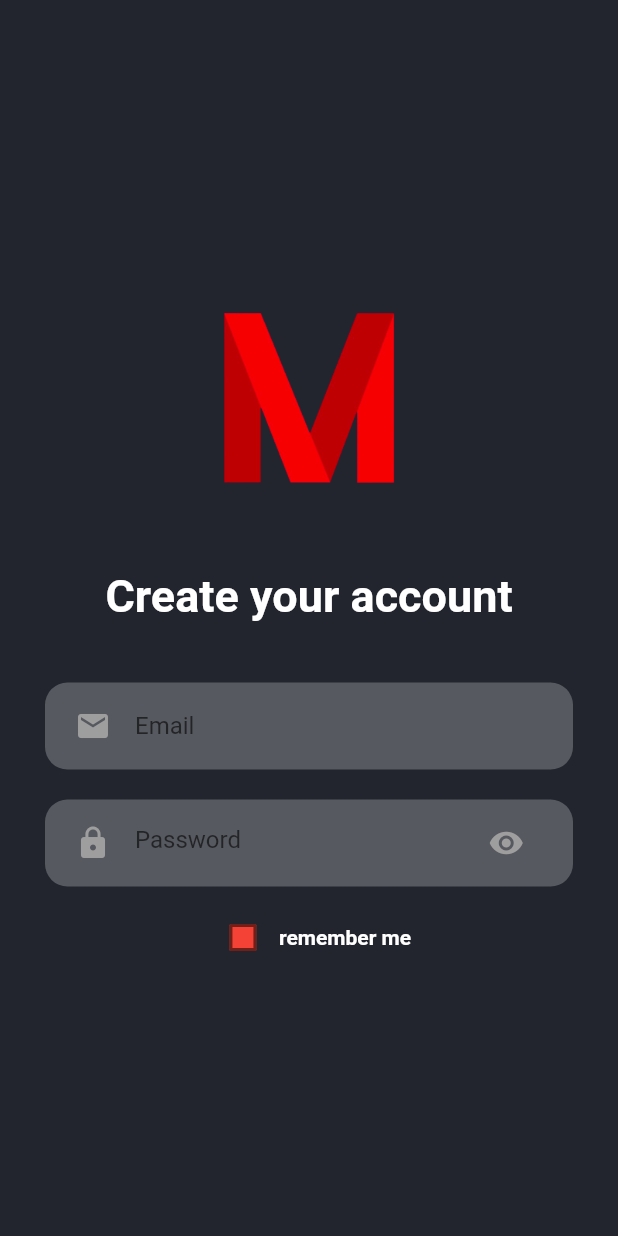
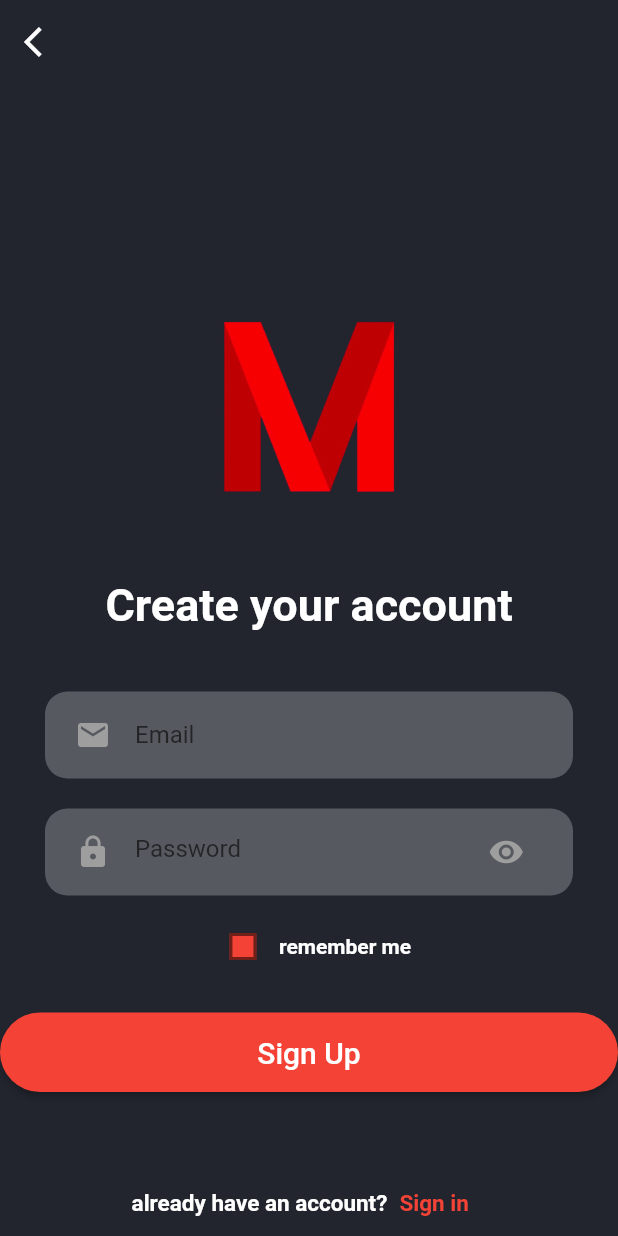
Before and after one commit to halitomer/movie_app, a Flutter app: the SignUp screen opened directly, on a phone screen of 412 x 824 dp. Run offline on Flutter 3.47's test engine with Material 2 defaults, Android fonts, the light colour scheme and no system bars; our stand-ins replace loading_animation_widget, smooth_page_indicator.

Commit message:
add back  and sign in button

```diff
--- a/lib/sign_up.dart
+++ b/lib/sign_up.dart
@@ -24,11 +24,26 @@ class _SignUpState extends State<SignUp> {
   @override
   Widget build(BuildContext context) {
     return Scaffold(
+      appBar: AppBar(
         backgroundColor: lightBlack,
-      body: Column(
+        elevation: 0,
+        leading: IconButton(
+          onPressed: () {
+            Navigator.pop(context);
+          },
+          icon: const Icon(
+            Icons.arrow_back_ios,
+            color: Colors.white,
+          ),
+        ),
+      ),
+      backgroundColor: lightBlack,
+      body: SafeArea(
+        child: Column(
+          crossAxisAlignment: CrossAxisAlignment.stretch,
           children: [
             const SizedBox(
-            height: 200,
+              height: 150,
             ),
             Center(
               child: Image.asset(
@@ -43,7 +58,9 @@ class _SignUpState extends State<SignUp> {
             const Text(
               'Create your account',
               style: TextStyle(
-                fontSize: 30, fontWeight: FontWeight.bold, color: Colors.white),
+                  fontSize: 30,
+                  fontWeight: FontWeight.bold,
+                  color: Colors.white),
               textAlign: TextAlign.center,
             ),
             const SizedBox(
@@ -92,7 +109,6 @@ class _SignUpState extends State<SignUp> {
             ),
             Row(
               mainAxisAlignment: MainAxisAlignment.center,
-
               children: [
                 Checkbox(
                     value: isChecked,
@@ -104,13 +120,63 @@ class _SignUpState extends State<SignUp> {
                       });
                     }),
                 const Text('remember me',
+                    textAlign: TextAlign.center,
                     style: TextStyle(
                       color: Colors.white,
                       fontWeight: FontWeight.bold,
                     )),
               ],
             ),
+            const SizedBox(
+              height: 20,
+            ),
+            ElevatedButton(
+              onPressed: () {},
+              style: ButtonStyle(
+                backgroundColor: MaterialStateProperty.all(Colors.red),
+                shape: MaterialStateProperty.all(
+                  RoundedRectangleBorder(
+                    borderRadius: BorderRadius.circular(30),
+                  ),
+                ),
+              ),
+              child: const Padding(
+                padding: EdgeInsets.all(15.0),
+                child: Text(
+                  'Sign Up',
+                  textAlign: TextAlign.center,
+                  style: TextStyle(fontSize: 20, color: Colors.white),
+                ),
+              ),
+            ),
+            const SizedBox(
+              height: 50,
+            ),
+            const Row(
+              mainAxisAlignment: MainAxisAlignment.center,
+              children: [
+                Text(
+                  'already have an account?',
+                  textAlign: TextAlign.center,
+                  style: TextStyle(
+                    color: Colors.white,
+                    fontSize: 15,
+                    fontWeight: FontWeight.bold,
+                  ),
+                ),
+                TextButton(
+                    onPressed: null,
+                    child: Text(
+                      'Sign in ',
+                      style: TextStyle(
+                          color: Colors.red,
+                          fontSize: 15,
+                          fontWeight: FontWeight.bold),
+                    ))
               ],
+            )
+          ],
+        ),
       ),
     );
   }
```
Lines whose indentation alone changed are shown as unchanged.
